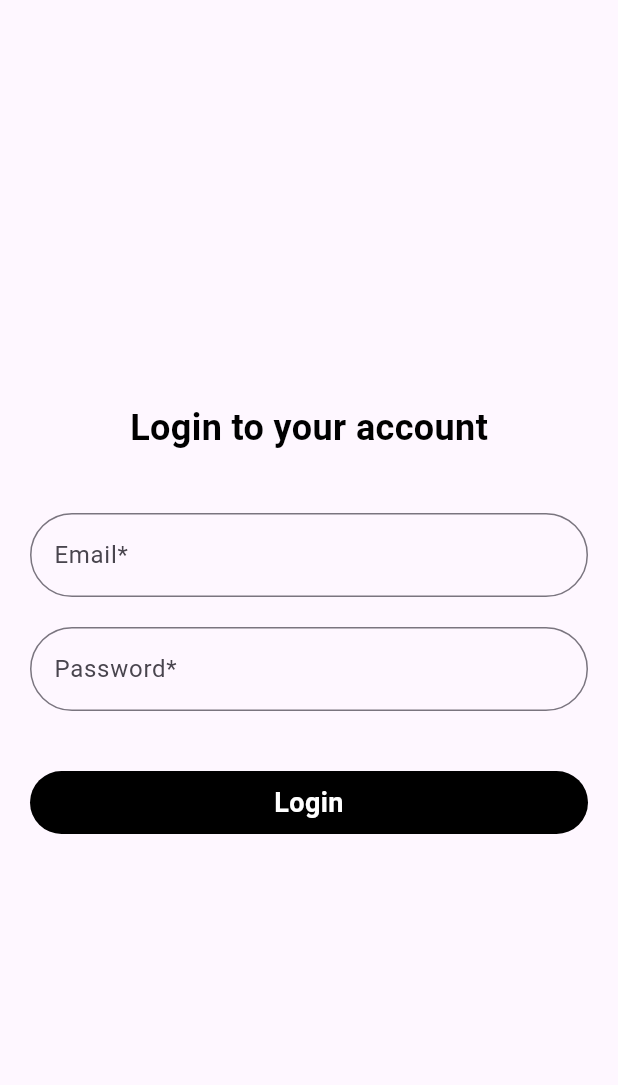
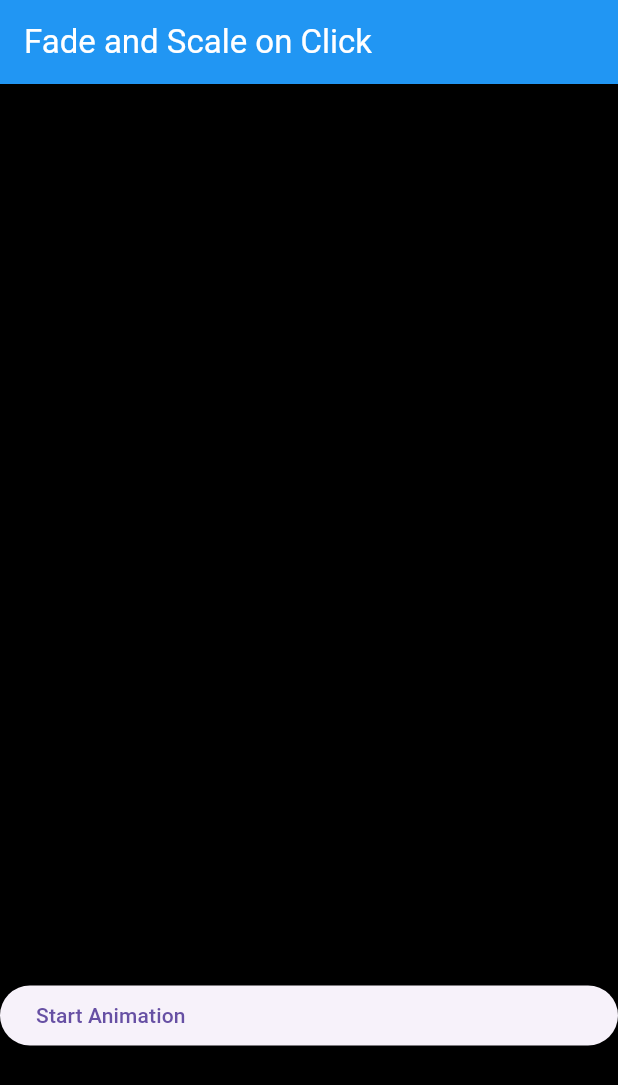
Before and after one commit to AakashAgrawal2020/clean-architecture, a Flutter app: the screen it shows after launch, on a phone screen of 412 x 824 dp. Shown: the top 1085 px of the screen. Run offline on Flutter 3.47's test engine with Material 3 defaults, Android fonts, the phone set to English and light mode, and no system bars; our stand-ins replace bloc, dio, equatable, flutter_bloc, flutter_secure_storage, freezed_annotation and 1 more.

Commit message:
new additions - more clean
new additions - more clean

```diff
--- a/lib/core/config/theme/light_theme_config.dart
+++ b/lib/core/config/theme/light_theme_config.dart
@@ -19,10 +19,10 @@ final lightTheme = ThemeData(
     .copyWith(
   extensions: <ThemeExtension<dynamic>>[
     CustomTextStyles(
-        headline3: TextStyles.textStyle1!,
-        headline4: TextStyles.textStyle1!,
-        headline5: TextStyles.textStyle1!,
-        headline6: TextStyles.textStyle1!),
+        custom1: TextStyles.textStyle1!,
+        custom2: TextStyles.textStyle2!,
+        custom3: TextStyles.textStyle3!,
+        custom4: TextStyles.textStyle4!),
     const CustomColors(
         primaryColor: Colours.green,
         secondaryColor: Colours.magenta,
--- a/lib/core/services/splash/splash_services.dart
+++ b/lib/core/services/splash/splash_services.dart
@@ -7,10 +7,10 @@ import 'package:flutter/cupertino.dart';
 class SplashServices {
   SplashServices._internal();
 
-  static final SplashServices instance = SplashServices._internal();
+  static final SplashServices singleton = SplashServices._internal();
 
   factory SplashServices() {
-    return instance;
+    return singleton;
   }
 
   Future<void> isLogin(BuildContext context) async {
--- a/lib/main.dart
+++ b/lib/main.dart
@@ -1,3 +1,4 @@
+import 'package:clean_architecture/core/config/theme/light_theme_config.dart';
 import 'package:clean_architecture/core/service_locator/service_locator.dart';
 import 'package:clean_architecture/presentation/routes/route_generator.dart';
 import 'package:clean_architecture/presentation/routes/routes.dart';
@@ -19,10 +20,8 @@ class MyApp extends StatelessWidget {
     return MaterialApp(
       title: 'Flutter Demo',
       debugShowCheckedModeBanner: false,
-      theme: ThemeData(
-          colorScheme: ColorScheme.fromSeed(seedColor: Colors.deepPurple),
-          useMaterial3: true),
-      initialRoute: Routes.splashScreen,
+      theme: lightTheme,
+      initialRoute: Routes.animationScreen,
       onGenerateRoute: RouteGenerator.generateRoute,
     );
   }
--- a/lib/presentation/routes/route_generator.dart
+++ b/lib/presentation/routes/route_generator.dart
@@ -1,5 +1,6 @@
 
 import 'package:clean_architecture/presentation/routes/routes.dart';
+import 'package:clean_architecture/presentation/screens/animation/animation_screen.dart';
 import 'package:clean_architecture/presentation/screens/views.dart';
 import 'package:flutter/material.dart';
 
@@ -10,6 +11,10 @@ class RouteGenerator {
         return PageRouteBuilder(
             pageBuilder: (context, animation, secondaryAnimation) =>
                 const SplashScreen());
+      case Routes.animationScreen:
+        return PageRouteBuilder(
+            pageBuilder: (context, animation, secondaryAnimation) =>
+                const AnimationScreen());
       case Routes.homeScreen:
         return PageRouteBuilder(
             pageBuilder: (context, animation, secondaryAnimation) =>
--- a/lib/presentation/routes/routes.dart
+++ b/lib/presentation/routes/routes.dart
@@ -2,4 +2,5 @@ class Routes {
   static const String homeScreen = 'home_screen';
   static const String splashScreen = 'splash_screen';
   static const String loginScreen = 'login_screen';
+  static const String animationScreen = 'animation';
 }
--- /dev/null
+++ b/lib/presentation/screens/animation/animation_screen.dart
@@ -0,0 +1,100 @@
+import 'package:clean_architecture/core/helpers/colours.dart';
+import 'package:flutter/material.dart';
+
+class AnimationScreen extends StatefulWidget {
+  const AnimationScreen({super.key});
+
+  @override
+  AnimationScreenState createState() => AnimationScreenState();
+}
+
+class AnimationScreenState extends State<AnimationScreen>
+    with SingleTickerProviderStateMixin {
+  late AnimationController _controller;
+  late Animation<double> _scaleAnimation;
+  late Animation<double> _fadeAnimation;
+
+  bool _isAnimating = false;
+
+  @override
+  void initState() {
+    super.initState();
+
+    _controller =
+        AnimationController(vsync: this, duration: const Duration(seconds: 1));
+
+    _scaleAnimation = Tween<double>(begin: 0.5, end: 1.5).animate(
+      CurvedAnimation(parent: _controller, curve: Curves.easeInOut),
+    );
+
+    _fadeAnimation = Tween<double>(begin: 0.0, end: 1.0).animate(
+      CurvedAnimation(parent: _controller, curve: Curves.easeInOut),
+    );
+  }
+
+  @override
+  void dispose() {
+    _controller.dispose();
+    super.dispose();
+  }
+
+  void _onButtonPressed() {
+    setState(() {
+      if (_isAnimating) {
+        _controller.reverse();
+      } else {
+        _controller.forward();
+      }
+      _isAnimating = !_isAnimating;
+    });
+  }
+
+  @override
+  Widget build(BuildContext context) {
+    return Scaffold(
+      backgroundColor: Colours.black,
+      appBar: AppBar(title: const Text("Fade and Scale on Click")),
+      body: Center(
+        child: Column(
+          mainAxisAlignment: MainAxisAlignment.center,
+          children: [
+            AnimatedBuilder(
+              animation: _controller,
+              builder: (context, child) {
+                return Opacity(
+                  opacity: _fadeAnimation.value,
+                  child: Transform.scale(
+                    scale: _scaleAnimation.value,
+                    child: Container(
+                      width: double.infinity,
+                      height: MediaQuery.of(context).size.height - 400,
+                      decoration: BoxDecoration(
+                        color: Colours.black,
+                        borderRadius: BorderRadius.circular(10),
+                      ),
+                      child: const Center(
+                        child: Text(
+                          "Animate",
+                          style: TextStyle(color: Colors.white, fontSize: 18),
+                        ),
+                      ),
+                    ),
+                  ),
+                );
+              },
+            ),
+            const SizedBox(height: 50),
+            ElevatedButton(
+              onPressed: _onButtonPressed,
+              child: AnimatedContainer(
+                  duration: const Duration(milliseconds: 200),
+                  alignment: Alignment.bottomLeft,
+                  child: Text(
+                      _isAnimating ? "Reverse Animation" : "Start Animation")),
+            ),
+          ],
+        ),
+      ),
+    );
+  }
+}
```
Also changed, not shown: lib/core/config/flavor_config.dart (+10 -0 lines), lib/core/config/patterns/caching.dart (added, +34 -0 lines), lib/core/config/patterns/singleton.dart (added, +15 -0 lines), lib/core/config/theme/custom_textstyles.dart (+20 -20 lines), lib/core/config/theme/dark_theme_config.dart (+4 -4 lines), lib/ds_algo/excecute_code.dart (+204 -37 lines).
